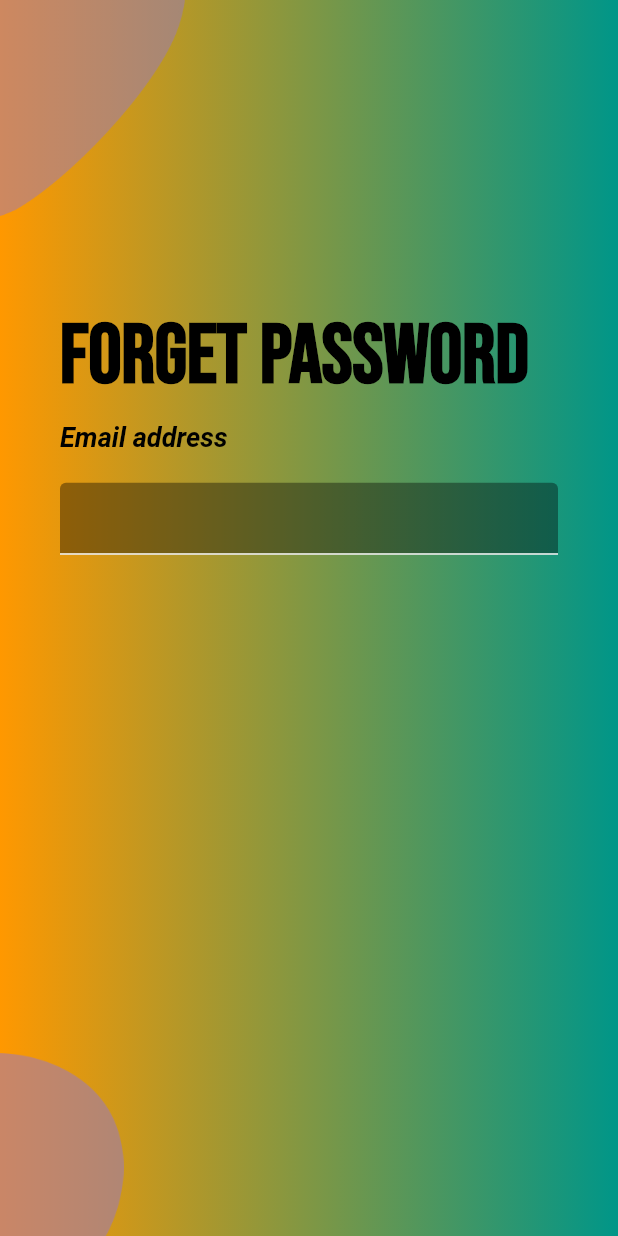
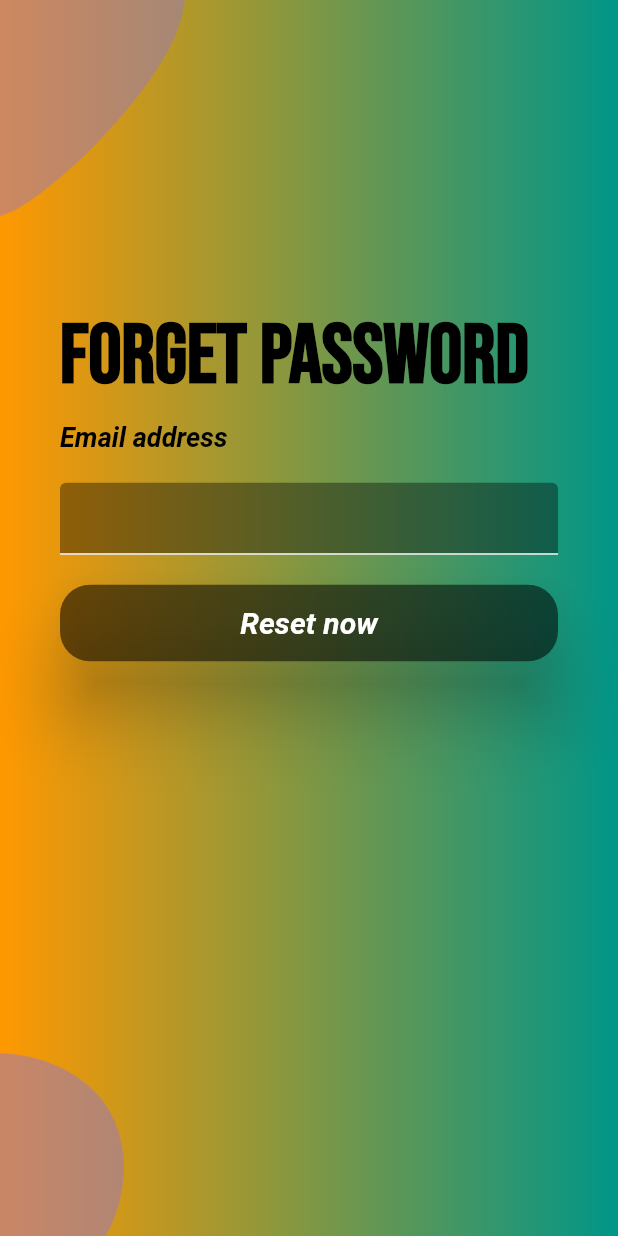
Before and after one commit to otegaoo/flutter-fiverr, a Flutter app: the ForgetPassword screen opened directly, on a phone screen of 412 x 824 dp. Run offline on Flutter 3.47's test engine with Material 2 defaults, Android fonts, the phone set to English and light mode, and no system bars; our stand-ins replace cloud_firestore, firebase_auth, firebase_core, firebase_storage, image_cropper, image_picker; accounts and stored records are empty.

Commit message:
forget-password firebase integration || #36 login and authentication complete

```diff
--- a/fiverr/lib/ForgetPassword/body.dart
+++ b/fiverr/lib/ForgetPassword/body.dart
@@ -1,4 +1,7 @@
+import 'package:firebase_auth/firebase_auth.dart';
+import 'package:fiverr/DialogBox/error_dialog.dart';
 import 'package:fiverr/ForgetPassword/background.dart';
+import 'package:fiverr/LoginScreen/login_screen.dart';
 import 'package:flutter/material.dart';
 
 class ForgetBody extends StatefulWidget {
@@ -9,7 +12,26 @@ class ForgetBody extends StatefulWidget {
 
 class _ForgetBodyState extends State<ForgetBody> {
 
+  final FirebaseAuth _auth = FirebaseAuth.instance;
+
   final TextEditingController _forgetPassTextController = TextEditingController(text: '');
+
+  void _forgetPassSubmitForm() async
+  {
+    try
+    {
+      await _auth.sendPasswordResetEmail(
+        email: _forgetPassTextController.text,
+      );
+      // ignore: use_build_context_synchronously
+      Navigator.pushReplacement(context,
+        MaterialPageRoute(builder: (context) => LoginScreen()));
+    }
+    catch(error)
+    {
+      ErrorAlertDialog(message: error.toString(),);
+    }
+  }
   @override
   Widget build(BuildContext context) {
     Size size = MediaQuery.of(context).size;
@@ -17,11 +39,11 @@ class _ForgetBodyState extends State<ForgetBody> {
       child: Stack(
         children: [
           Padding(
-            padding: EdgeInsets.symmetric(horizontal: 40, vertical: 40),
+            padding: const EdgeInsets.symmetric(horizontal: 40, vertical: 40),
             child: ListView(
               children: [
                 SizedBox(height: size.height * 0.2,),
-                Text(
+                const Text(
                   'Forget Password',
                   style: TextStyle(
                     color: Colors.black,
@@ -31,7 +53,7 @@ class _ForgetBodyState extends State<ForgetBody> {
                   ),
                 ),
                 const SizedBox(height: 10,),
-                Text(
+                const Text(
                   'Email address',
                   style: TextStyle(
                     color: Colors.black,
@@ -43,11 +65,37 @@ class _ForgetBodyState extends State<ForgetBody> {
                 const SizedBox(height: 20,),
                 TextField(
                   controller: _forgetPassTextController,
-                  decoration: InputDecoration(
+                  decoration: const InputDecoration(
                     filled: true,
                     fillColor: Colors.black38,
                     enabledBorder: UnderlineInputBorder(
                       borderSide: BorderSide(color: Colors.white),
+                    ),
+                    focusedBorder: UnderlineInputBorder(
+                      borderSide: BorderSide(color: Colors.white),
+                    ),
+                  ),
+                ),
+                const SizedBox(height: 20,),
+                MaterialButton(
+                  onPressed: ()
+                  {
+                    _forgetPassSubmitForm();
+                  },
+                  color: Colors.black54,
+                  elevation: 20,
+                  shape: RoundedRectangleBorder(borderRadius: BorderRadius.circular(20),
+                  ),
+                  child: const Padding(
+                    padding: EdgeInsets.symmetric(vertical: 14),
+                    child: Text(
+                      'Reset now',
+                      style: TextStyle(
+                        color: Colors.white,
+                        fontWeight: FontWeight.bold,
+                        fontStyle: FontStyle.italic,
+                        fontSize: 20,
+                      ),
                     ),
                   ),
                 ),
```
